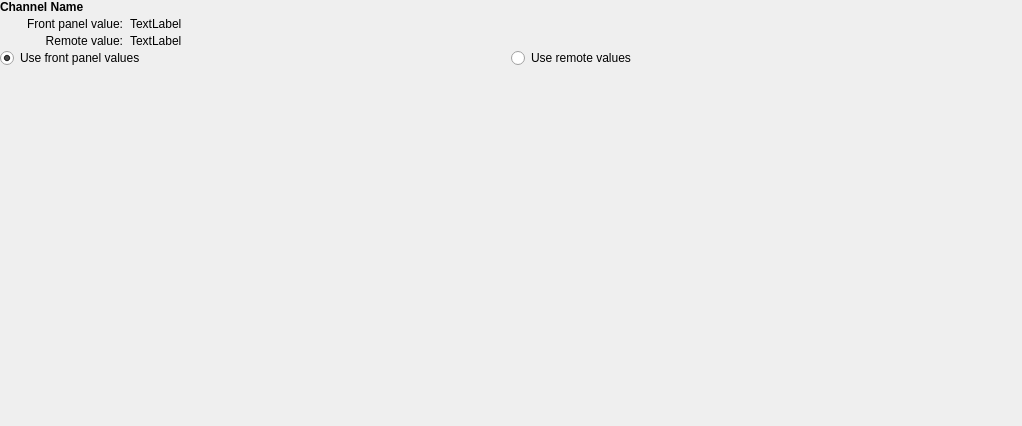
Old version of the form tab_value_changed.ui in the repository labscript-suite/blacs.
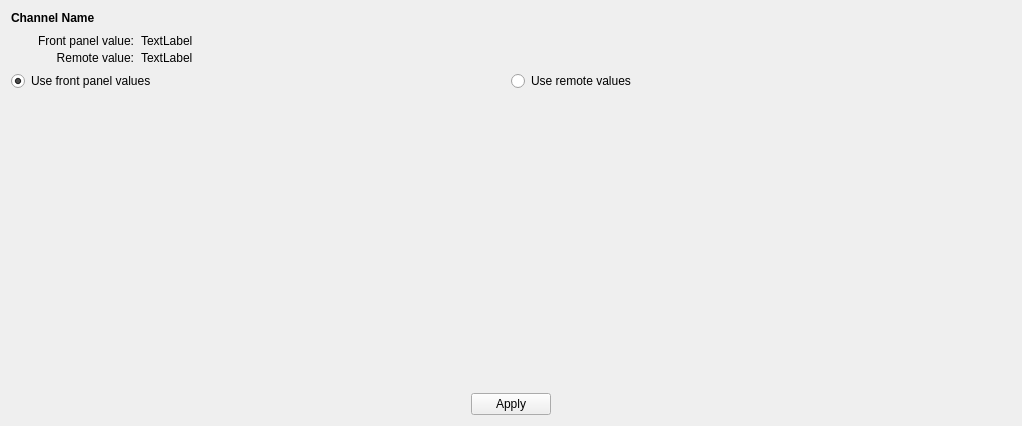
New version of the form. Icons and pictures are not drawn.

Commit message: feature: Modified "remote values changed" ui to give the "apply" button an icon and make it a normal button size.

Diff of the .ui file:
```diff
--- a/tab_value_changed.ui
+++ b/tab_value_changed.ui
@@ -20,12 +20,6 @@
    <string>Form</string>
   </property>
   <layout class="QVBoxLayout" name="verticalLayout">
-   <property name="spacing">
-    <number>0</number>
-   </property>
-   <property name="margin">
-    <number>0</number>
-   </property>
    <item>
     <widget class="QLabel" name="channel_label">
      <property name="sizePolicy">
@@ -133,6 +127,53 @@
      </property>
     </spacer>
    </item>
+   <item>
+    <layout class="QHBoxLayout" name="horizontalLayout_2">
+     <property name="topMargin">
+      <number>0</number>
+     </property>
+     <property name="bottomMargin">
+      <number>0</number>
+     </property>
+     <item>
+      <spacer name="horizontalSpacer_2">
+       <property name="orientation">
+        <enum>Qt::Horizontal</enum>
+       </property>
+       <property name="sizeHint" stdset="0">
+        <size>
+         <width>40</width>
+         <height>20</height>
+        </size>
+       </property>
+      </spacer>
+     </item>
+     <item>
+      <widget class="QPushButton" name="button_apply">
+       <property name="text">
+        <string>Apply</string>
+       </property>
+       <property name="icon">
+        <iconset resource="../../../../usr/local/lib/python2.7/dist-packages/qtutils/icons/icons.qrc">
+         <normaloff>:/qtutils/fugue/arrow-turn-000-left.png</normaloff>:/qtutils/fugue/arrow-turn-000-left.png</iconset>
+       </property>
+      </widget>
+     </item>
+     <item>
+      <spacer name="horizontalSpacer_3">
+       <property name="orientation">
+        <enum>Qt::Horizontal</enum>
+       </property>
+       <property name="sizeHint" stdset="0">
+        <size>
+         <width>40</width>
+         <height>20</height>
+        </size>
+       </property>
+      </spacer>
+     </item>
+    </layout>
+   </item>
   </layout>
  </widget>
  <resources/>
```
Left out of the diff: 4 changed lines with no effect on the pictures. The commit also changes 2 other files.
